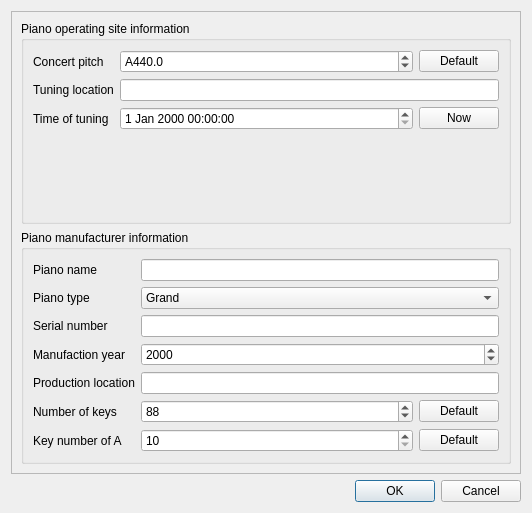
Old version of the form Qt/editpianosheetdialog.ui in the repository levush/Entropy-Piano-Tuner.
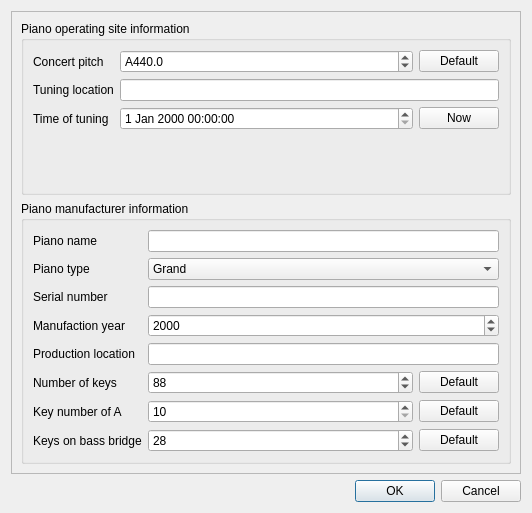
New version of the form.

Commit message: added keys on bass bridge fields in edit piano data sheet dialog

Diff of the .ui file:
```diff
--- a/Qt/editpianosheetdialog.ui
+++ b/Qt/editpianosheetdialog.ui
@@ -23,9 +23,9 @@
       <property name="geometry">
        <rect>
         <x>0</x>
-        <y>0</y>
-        <width>512</width>
-        <height>463</height>
+        <y>-40</y>
+        <width>498</width>
+        <height>509</height>
        </rect>
       </property>
       <layout class="QVBoxLayout" name="verticalLayout_2">
@@ -282,6 +282,37 @@
             </item>
            </widget>
           </item>
+          <item row="7" column="0">
+           <widget class="QLabel" name="label_11">
+            <property name="text">
+             <string>Keys on bass bridge</string>
+            </property>
+           </widget>
+          </item>
+          <item row="7" column="1">
+           <layout class="QHBoxLayout" name="horizontalLayout_5">
+            <item>
+             <widget class="QSpinBox" name="keysOnBassBridgeSpinBox">
+              <property name="sizePolicy">
+               <sizepolicy hsizetype="MinimumExpanding" vsizetype="Fixed">
+                <horstretch>0</horstretch>
+                <verstretch>0</verstretch>
+               </sizepolicy>
+              </property>
+              <property name="value">
+               <number>28</number>
+              </property>
+             </widget>
+            </item>
+            <item>
+             <widget class="QPushButton" name="defaultKeysOnBassBridgeButton">
+              <property name="text">
+               <string>Default</string>
+              </property>
+             </widget>
+            </item>
+           </layout>
+          </item>
          </layout>
         </widget>
        </item>
```
Left out of the diff: 17 changed lines with no effect on the pictures. The commit also changes 22 other files.
